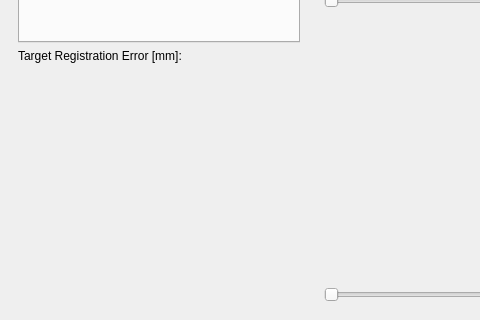
Old version of the form IGITutorial/IGINavigation/IGINavigationGUI.ui in the repository Kitware/IGSTKApps; both pictures show x 0 to 480 and y 326 to 646 of the 874 by 646 pixel window.
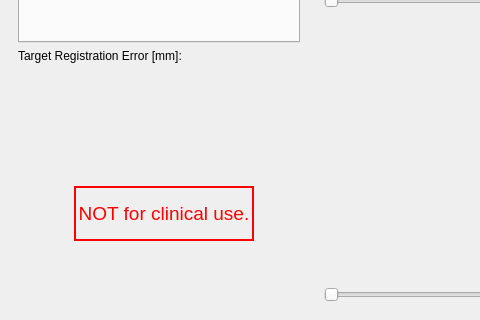
New version of the form. Icons and pictures are not drawn. Custom widgets are drawn as their Qt base class.

Commit message: IGITutorial: add warning Not for clinical use.

The edit to the form file:
```diff
--- a/IGITutorial/IGINavigation/IGINavigationGUI.ui
+++ b/IGITutorial/IGINavigation/IGINavigationGUI.ui
@@ -352,6 +352,25 @@
            </item>
            <item>
             <layout class="QVBoxLayout" name="verticalLayout_12">
+             <item>
+              <widget class="QLabel" name="label_2">
+               <property name="font">
+                <font>
+                 <pointsize>14</pointsize>
+                </font>
+               </property>
+               <property name="styleSheet">
+                <string>color: rgb(255, 0, 0);
+border: 2px solid red</string>
+               </property>
+               <property name="text">
+                <string>NOT for clinical use.</string>
+               </property>
+               <property name="alignment">
+                <set>Qt::AlignCenter</set>
+               </property>
+              </widget>
+             </item>
              <item>
               <widget class="QLabel" name="logoLabel">
                <property name="text">
```
The commit also changes 8 other files.
